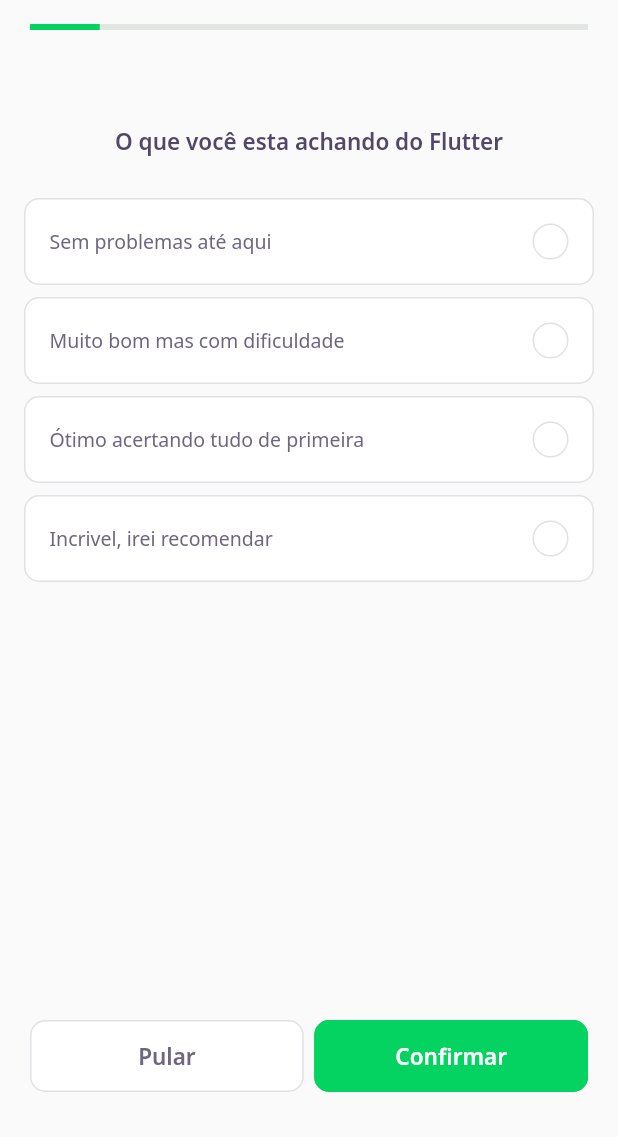
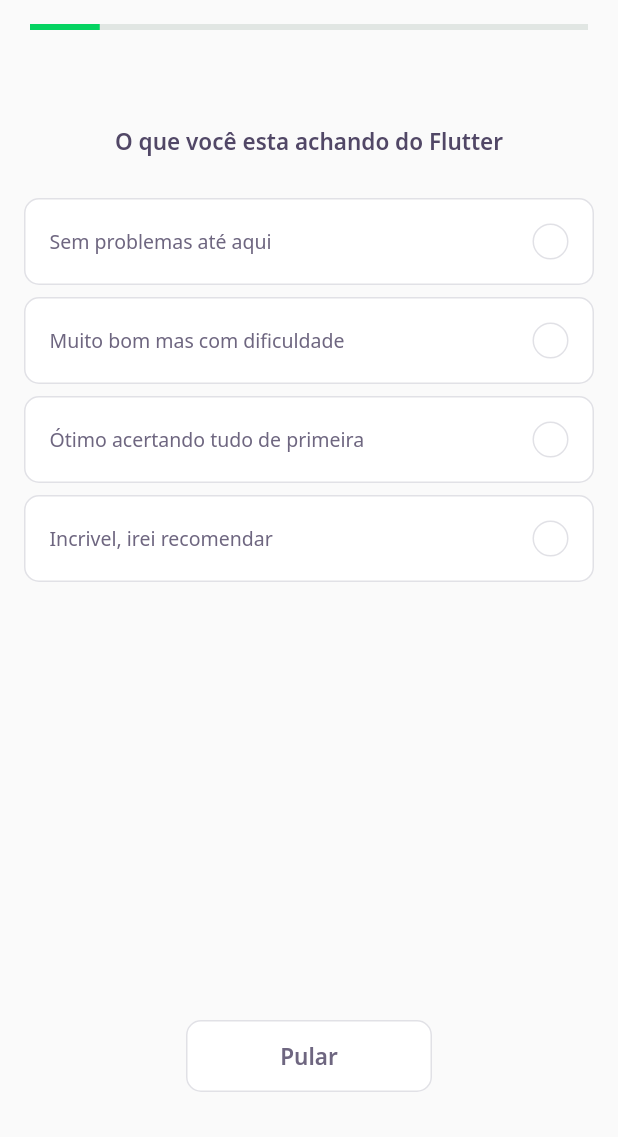
Before and after one commit to dutofanim/dev-quiz, a Flutter app: the screen it shows after launch, after a tap on "NLW 5 Trilha de flutter", on a phone screen of 412 x 824 dp, the part 99-1236 px from its top. Run offline on Flutter 3.47's test engine with Material 2 defaults, Android fonts, the phone set to English and light mode, and no system bars; our stand-ins replace google_fonts; accounts and stored records are empty; network calls fail.

Commit message:
Added changes to screen navigation.

```diff
--- a/lib/challenge/challenge_page.dart
+++ b/lib/challenge/challenge_page.dart
@@ -21,6 +21,14 @@
       controller.currentPage = pageController.page!.toInt() + 1;
     });
     super.initState();
+  }
+
+  void nextPage() {
+    if (controller.currentPage < widget.questions.length)
+      pageController.nextPage(
+        duration: Duration(milliseconds: 150),
+        curve: Curves.linear,
+      );
   }
 
   @override
@@ -54,7 +62,10 @@
         controller: pageController,
         children: widget.questions
             .map(
-              (e) => QuizWidget(question: e),
+              (e) => QuizWidget(
+                question: e,
+                onChange: nextPage,
+              ),
             )
             .toList(),
       ),
@@ -62,28 +73,25 @@
         bottom: true,
         child: Padding(
           padding: const EdgeInsets.symmetric(horizontal: 20, vertical: 30),
-          child: Row(
+          child: ValueListenableBuilder<int>(
+            valueListenable: controller.currentPageNotifier,
+            builder: (context, value, _) => Row(
               mainAxisAlignment: MainAxisAlignment.spaceAround,
               children: [
-              Expanded(
-                  child: NextButtonWidget.white(
+                if (value < widget.questions.length)
+                  NextButtonWidget.white(
                     label: "Pular",
+                    onTap: nextPage,
+                  ),
+                if (value == widget.questions.length)
+                  NextButtonWidget.darkGreen(
+                    label: "Confirmar",
                     onTap: () {
-                  pageController.nextPage(
-                    duration: Duration(milliseconds: 150),
-                    curve: Curves.linear,
-                  );
+                  Navigator.pop(context);
                     },
-              )),
-              SizedBox(
-                width: 7,
                   ),
-              Expanded(
-                  child: NextButtonWidget.darkGreen(
-                label: "Confirmar",
-                onTap: () {},
-              )),
               ],
+            ),
           ),
         ),
       ),
--- a/lib/challenge/widgets/awnser/awnser_widget.dart
+++ b/lib/challenge/widgets/awnser/awnser_widget.dart
@@ -5,13 +5,15 @@
 class AwnserWidget extends StatelessWidget {
   final AwnserModel awnser;
   final bool selected;
+  final bool disabled;
   final VoidCallback onTap;
 
   const AwnserWidget(
       {Key? key,
       required this.awnser,
       required this.onTap,
-      this.selected = false})
+      this.selected = false,
+      this.disabled = false})
       : super(key: key);
 
   Color get _selectedColorRight =>
@@ -26,10 +28,12 @@
   Color get _selectedBorderCardRight =>
       awnser.rightAwnser ? AppColors.green : AppColors.red;
 
-  TextStyle get _selectedTextStyleRight =>
-      awnser.rightAwnser ? AppTextStyles.bodyDarkGreen : AppTextStyles.bodyDarkRed;
+  TextStyle get _selectedTextStyleRight => awnser.rightAwnser
+      ? AppTextStyles.bodyDarkGreen
+      : AppTextStyles.bodyDarkRed;
 
-  IconData get _selectedIconRight => awnser.rightAwnser ? Icons.check : Icons.close;
+  IconData get _selectedIconRight =>
+      awnser.rightAwnser ? Icons.check : Icons.close;
 
   @override
   Widget build(BuildContext context) {
@@ -38,6 +42,8 @@
         horizontal: 16,
         vertical: 4,
       ),
+      child: IgnorePointer(
+        ignoring: disabled,
         child: GestureDetector(
           onTap: onTap,
           child: Container(
@@ -57,7 +63,8 @@
                 Expanded(
                   child: Text(
                     awnser.title,
-                  style: selected ? _selectedTextStyleRight : AppTextStyles.body,
+                    style:
+                        selected ? _selectedTextStyleRight : AppTextStyles.body,
                   ),
                 ),
                 Container(
@@ -67,19 +74,22 @@
                     color: selected ? _selectedColorRight : AppColors.white,
                     border: Border.fromBorderSide(
                       BorderSide(
-                      color: selected ? _selectedBorderRight : AppColors.border,
+                        color:
+                            selected ? _selectedBorderRight : AppColors.border,
                       ),
                     ),
                     borderRadius: BorderRadius.circular(500),
                   ),
                   child: selected
-                    ? Icon(_selectedIconRight, color: AppColors.white, size: 16)
+                      ? Icon(_selectedIconRight,
+                          color: AppColors.white, size: 16)
                       : null,
                 )
               ],
             ),
           ),
         ),
+      ),
     );
   }
 }
--- a/lib/challenge/widgets/quiz/quiz_widget.dart
+++ b/lib/challenge/widgets/quiz/quiz_widget.dart
@@ -6,7 +6,9 @@
 
 class QuizWidget extends StatefulWidget {
   final QuestionModel question;
-  const QuizWidget({Key? key, required this.question}) : super(key: key);
+  final VoidCallback onChange;
+  const QuizWidget({Key? key, required this.question, required this.onChange})
+      : super(key: key);
 
   @override
   _QuizWidgetState createState() => _QuizWidgetState();
@@ -35,10 +37,13 @@
           for (var i = 0; i < widget.question.awnsers.length; i += 1)
             AwnserWidget(
                 awnser: awnser(i),
+                disabled: indexSelected != -1,
                 selected: indexSelected == i,
                 onTap: () {
                   indexSelected = i;
                   setState(() {});
+                  Future.delayed(Duration(seconds: 1))
+                      .then((value) => widget.onChange());
                 }),
         ],
       ),
```
Lines whose indentation alone changed are shown as unchanged.
